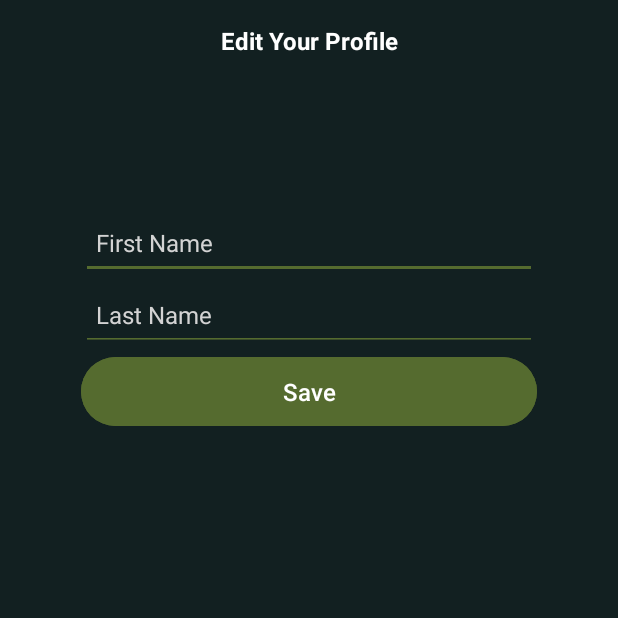
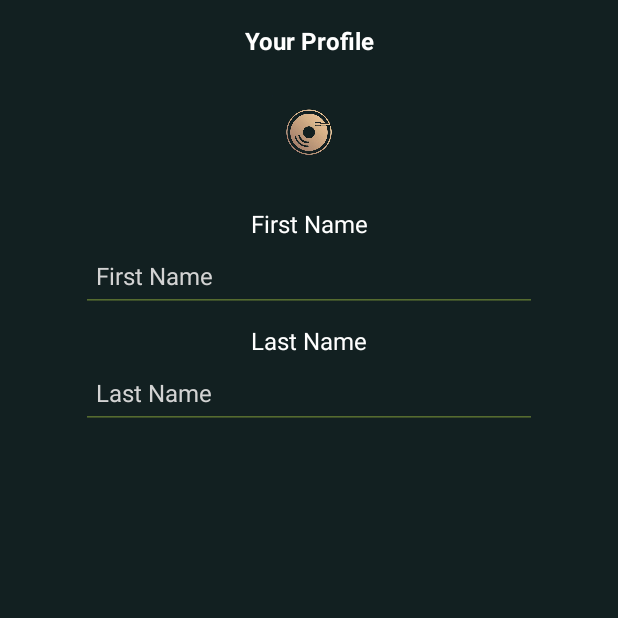
Before and after one commit to GeorgeGkintzos/UnipiPLIShopping, an Android app: the ProductListActivity screen opened directly, with no data from a screen before it, after a tap on "Profile", on a phone screen of 412 x 824 dp, the top half of it. Run offline under Robolectric (Android 15) with nearby library versions, the phone set to English and light mode, and no system bars; our stand-ins replace Firebase (no records; nobody signed in at launch, a user with empty details on screens opened directly); 2 other taps on this screen came first.

Commit message:
UnipiPLIShopping
Final

```diff
--- a/app/src/main/java/com/example/unipiplishopping/EditProfile.java
+++ b/app/src/main/java/com/example/unipiplishopping/EditProfile.java
@@ -2,9 +2,22 @@ package com.example.unipiplishopping;
 
 import android.content.SharedPreferences;
 import android.os.Bundle;
+import android.util.Log;
 import android.widget.Button;
 import android.widget.EditText;
 import android.widget.Toast;
+
+import androidx.annotation.NonNull;
+
+import com.google.firebase.database.DataSnapshot;
+import com.google.firebase.database.DatabaseError;
+import com.google.firebase.database.DatabaseReference;
+import com.google.firebase.database.FirebaseDatabase;
+import com.google.firebase.database.ValueEventListener;
+
+import java.util.HashMap;
+import java.util.Map;
+import java.util.function.Consumer;
 
 public class EditProfile extends BaseActivity {
     private EditText editFirstName, editLastName;
@@ -14,39 +27,57 @@ public class EditProfile extends BaseActivity {
         super.onCreate(savedInstanceState);
         setContentView(R.layout.activity_edit_profile);
 
+
         // Ανάκτηση των πεδίων και του κουμπιού από το layout
         editFirstName = findViewById(R.id.editFirstName);
         editLastName = findViewById(R.id.editLastName);
-        Button buttonSave = findViewById(R.id.buttonSave);
 
-        // Φόρτωση των δεδομένων του χρήστη
+        // Ανάκτηση username μέσω των ηδη υπάρχοντων SharedPreferences UserSession
         SharedPreferences sharedPreferences = getSharedPreferences("UserSession", MODE_PRIVATE);
-        String firstName = sharedPreferences.getString("first_name", "");
-        String lastName = sharedPreferences.getString("last_name", "");
+        String username = sharedPreferences.getString("username", "Nobody");
+        getUserDetailsByUsername(username, userDetails -> {
+            if (userDetails != null) {
+                editFirstName.setText(userDetails.get("firstName"));
+                editLastName.setText(userDetails.get("lastName"));
+            }
+        });
 
-        // Εμφάνιση των δεδομένων του χρήστη
-        editFirstName.setText(firstName);
-        editLastName.setText(lastName);
+
+            // Εμφάνιση των δεδομένων του χρήστη
+        //editFirstName.setText(map.get("firstName"));
+        //editLastName.setText(map.get("lastName"));
 
         // Εφαρμογή μεγέθους γραμματοσειράς
         applyFontSize();
 
-        // Αποθήκευση αλλαγών
-        buttonSave.setOnClickListener(v -> {
-            String updatedFirstName = editFirstName.getText().toString();
-            String updatedLastName = editLastName.getText().toString();
+    }
+        private void getUserDetailsByUsername(String username, Consumer<Map<String, String>> callback) {
+            DatabaseReference databaseRef = FirebaseDatabase.getInstance().getReference("users");
+            databaseRef.orderByChild("username").equalTo(username)
+                    .addListenerForSingleValueEvent(new ValueEventListener() {
+                        @Override
+                        public void onDataChange(@NonNull DataSnapshot dataSnapshot) {
+                            Map<String, String> map = new HashMap<>();
+                            if (dataSnapshot.exists()) {
+                                for (DataSnapshot userSnapshot : dataSnapshot.getChildren()) {
+                                    String firstName = userSnapshot.child("firstName").getValue(String.class);
+                                    String lastName = userSnapshot.child("lastName").getValue(String.class);
+                                    map.put("firstName", firstName);
+                                    map.put("lastName", lastName);
+                                }
+                                // Επιστροφή των δεδομένων μέσω callback
+                                callback.accept(map);
+                            } else {
+                                Toast.makeText(EditProfile.this, "User not found", Toast.LENGTH_SHORT).show();
+                            }
+                        }
 
-            if (!updatedFirstName.isEmpty() && !updatedLastName.isEmpty()) {
-                SharedPreferences.Editor editor = sharedPreferences.edit();
-                editor.putString("first_name", updatedFirstName);
-                editor.putString("last_name", updatedLastName);
-                editor.apply();
+                        @Override
+                        public void onCancelled(@NonNull DatabaseError databaseError) {
+                            Log.e("FirebaseError", "Error while fetching user data", databaseError.toException());
+                        }
+                    });
+        }
 
-                Toast.makeText(this, "Οι αλλαγές αποθηκεύτηκαν!", Toast.LENGTH_SHORT).show();
-                finish(); // Επιστροφή στην προηγούμενη οθόνη
-            } else {
-                Toast.makeText(this, "Παρακαλώ συμπληρώστε και τα δύο πεδία!", Toast.LENGTH_SHORT).show();
-            }
-        });
-    }
+
 }
--- a/app/src/main/java/com/example/unipiplishopping/ProductListActivity.java
+++ b/app/src/main/java/com/example/unipiplishopping/ProductListActivity.java
@@ -123,6 +123,9 @@ public class ProductListActivity extends BaseActivity {
         productList.add(new Product("6", getString(R.string.manos_chatzidakis_megalos_erotikos), getString(R.string.folk_classical_entekhno), getString(R.string.date_march_1972), 45.00, 1, getString(R.string.joe_records)));
         productList.add(new Product("7", getString(R.string.tania_tsanaklidou_mama_gernao), getString(R.string.folk_classical_entekhno), getString(R.string.date_october_1981), 15.00, 1, getString(R.string.joe_records)));
         productList.add(new Product("8", getString(R.string.queen_a_night_at_the_opera), getString(R.string.rock), getString(R.string.date_21_november_1975), 38.00, 1, getString(R.string.vinyl_city)));
+        productList.add(new Product("9", getString(R.string.ravel), getString(R.string.classical), getString(R.string.date_29_november_2005), 50.00, 1, getString(R.string.underground_tales_records)));
+        productList.add(new Product("10", getString(R.string.gnx), getString(R.string.hip), getString(R.string.date_22_november_2024), 39.00, 1, getString(R.string.joe_records)));
+        productList.add(new Product("11", getString(R.string.pink), getString(R.string.prog), getString(R.string.date_30_november_1979), 24.76, 1, getString(R.string.diskorama)));
 
         SharedPreferences sharedPreferences = getSharedPreferences("ProductData", MODE_PRIVATE);
         SharedPreferences.Editor editor = sharedPreferences.edit();
@@ -143,6 +146,9 @@ public class ProductListActivity extends BaseActivity {
         imageEditor.putInt("6", R.drawable.megalos);
         imageEditor.putInt("7", R.drawable.mama);
         imageEditor.putInt("8", R.drawable.queen);
+        imageEditor.putInt("9", R.drawable.ravel);
+        imageEditor.putInt("10", R.drawable.gnx);
+        imageEditor.putInt("11", R.drawable.pink);
         imageEditor.apply();
     }
 
--- a/app/src/main/java/com/example/unipiplishopping/SignupActivity.java
+++ b/app/src/main/java/com/example/unipiplishopping/SignupActivity.java
@@ -42,7 +42,6 @@ public class SignupActivity extends BaseActivity {
         // Διαχείριση πατήματος του κουμπιού "Register"
         btnRegister.setOnClickListener(v -> {
             registerUser();
-            backToHome(v);
         });
 
         // Διαχείριση πατήματος του ImageView "backImage"
@@ -81,13 +80,13 @@ public class SignupActivity extends BaseActivity {
         checkUsernameAvailability(username, isUnavailable -> {
             if (isUnavailable) {
                 Toast.makeText(this, getString(R.string.username_exists), Toast.LENGTH_SHORT).show();
+                Intent intent = new Intent(SignupActivity.this, SignupActivity.class);
+                startActivity(intent);
             } else {
                 // Επιτυχής εγγραφή
                 addUser(username, firstName, lastName, email, password);
             }
         });
-
-
     }
 
     private void addUser(String username, String firstName, String lastName, String email, String password) {
--- a/app/src/main/res/layout/activity_edit_profile.xml
+++ b/app/src/main/res/layout/activity_edit_profile.xml
@@ -26,56 +26,78 @@
         android:id="@+id/logoImage"
         android:layout_width="100dp"
         android:layout_height="100dp"
-        android:src="@drawable/vinyl_logo"
+        android:src="@drawable/vinyl"
         android:contentDescription="@string/app_name"
         app:layout_constraintTop_toBottomOf="@id/textTitle"
         app:layout_constraintStart_toStartOf="parent"
         app:layout_constraintEnd_toEndOf="parent"
         android:layout_marginBottom="20dp" />
 
+    <!-- Τίτλος Ονόματος -->
+    <TextView
+        android:id="@+id/textFirstNameTitle"
+        android:layout_width="wrap_content"
+        android:layout_height="wrap_content"
+        android:text="@string/first_name"
+        android:textSize="16sp"
+        android:textColor="#FFFFFF"
+        app:layout_constraintTop_toBottomOf="@+id/logoImage"
+        app:layout_constraintStart_toStartOf="parent"
+        app:layout_constraintEnd_toEndOf="parent"
+        android:layout_marginBottom="4dp"/>
+
     <!-- Επεξεργασία Ονόματος -->
     <EditText
         android:id="@+id/editFirstName"
         android:layout_width="0dp"
         android:layout_height="wrap_content"
+        android:autofillHints=""
         android:hint="@string/first_name"
         android:backgroundTint="#556B2F"
-        android:textColor="#FFFFFF"
+        android:inputType=""
+        android:textColor="#808080"
         android:textColorHint="#D3D3D3"
         android:padding="10dp"
         android:minHeight="48dp"
-        app:layout_constraintTop_toBottomOf="@+id/logoImage"
+        app:layout_constraintTop_toBottomOf="@id/textFirstNameTitle"
         app:layout_constraintStart_toStartOf="parent"
         app:layout_constraintEnd_toEndOf="parent"
-        app:layout_constraintWidth_percent="0.8" />
+        app:layout_constraintWidth_percent="0.8"
+        android:clickable="false"
+        android:enabled="false"/>
+
+    <!-- Τίτλος Επωνύμου -->
+    <TextView
+        android:id="@+id/textLastNameTitle"
+        android:layout_width="wrap_content"
+        android:layout_height="wrap_content"
+        android:text="@string/last_name"
+        android:textSize="16sp"
+        android:textColor="#FFFFFF"
+        app:layout_constraintTop_toBottomOf="@+id/editFirstName"
+        app:layout_constraintStart_toStartOf="parent"
+        app:layout_constraintEnd_toEndOf="parent"
+        android:layout_marginTop="8dp"
+        android:layout_marginBottom="4dp"/>
 
     <!-- Επεξεργασία Επωνύμου -->
     <EditText
         android:id="@+id/editLastName"
         android:layout_width="0dp"
         android:layout_height="wrap_content"
+        android:autofillHints=""
         android:hint="@string/last_name"
         android:backgroundTint="#556B2F"
-        android:textColor="#FFFFFF"
+        android:inputType=""
+        android:textColor="#808080"
         android:textColorHint="#D3D3D3"
         android:padding="10dp"
         android:minHeight="48dp"
-        app:layout_constraintTop_toBottomOf="@+id/editFirstName"
+        app:layout_constraintTop_toBottomOf="@id/textLastNameTitle"
         app:layout_constraintStart_toStartOf="parent"
         app:layout_constraintEnd_toEndOf="parent"
-        app:layout_constraintWidth_percent="0.8" />
+        app:layout_constraintWidth_percent="0.8"
+        android:clickable="false"
+        android:enabled="false"/>
 
-    <!-- Κουμπί Αποθήκευσης -->
-    <Button
-        android:id="@+id/buttonSave"
-        android:layout_width="0dp"
-        android:layout_height="wrap_content"
-        android:text="@string/save"
-        android:backgroundTint="#556B2F"
-        android:textColor="#FFFFFF"
-        android:paddingVertical="12dp"
-        app:layout_constraintTop_toBottomOf="@+id/editLastName"
-        app:layout_constraintStart_toStartOf="parent"
-        app:layout_constraintEnd_toEndOf="parent"
-        app:layout_constraintWidth_percent="0.8" />
 </androidx.constraintlayout.widget.ConstraintLayout>
--- a/app/src/main/res/values/strings.xml
+++ b/app/src/main/res/values/strings.xml
@@ -43,12 +43,19 @@
     <string name="manos_chatzidakis_megalos_erotikos">Μάνος Χατζιδάκις\nΟ Μεγάλος Ερωτικός</string>
     <string name="tania_tsanaklidou_mama_gernao">Τάνια Τσανακλίδου\nΜαμά Γερνάω</string>
     <string name="queen_a_night_at_the_opera">Queen\nA Night at the Opera</string>
+    <string name="ravel">Maurice Ravel\nRavel: Miroirs, Jeux D\'Eau, Pavane Pour Une Infante Défunte</string>
+    <string name="gnx">Kendrick Lamar GNX</string>
+    <string name="pink">Pink Floyd The Wall</string>
 
     <string name="dark_pop">Dark Pop</string>
     <string name="rock">Rock</string>
     <string name="alternative_indie">Alternative Indie</string>
     <string name="hip_hop_rap">Hip-Hop, Rap</string>
     <string name="folk_classical_entekhno">Folk, Classical, Entekhno</string>
+    <string name="classical">Classical</string>
+    <string name="hip">Hip Hop, Funk / Soul</string>
+    <string name="prog">Rock, Progressive rock</string>
+
     <string name="date_7_march_2025">7 March 2025</string>
     <string name="date_26_september_1969">26 September 1969</string>
     <string name="date_8_may_1970">8 May 1970</string>
@@ -57,6 +64,9 @@
     <string name="date_march_1972">March 1972</string>
     <string name="date_october_1981">October 1981</string>
     <string name="date_21_november_1975">21 November 1975</string>
+    <string name="date_29_november_2005">29 November 2005</string>
+    <string name="date_22_november_2024">22 November 2024</string>
+    <string name="date_30_november_1979">30 November 1979</string>
 
     <string name="velona_records">Velona Records</string>
     <string name="diskorama">DISKORAMA</string>
@@ -99,7 +109,7 @@
 
     <string name="location_permission_required">Location permission is required!</string>
 
-    <string name="edit_your_profile">Edit Your Profile</string>
+    <string name="edit_your_profile">Your Profile</string>
     <string name="login_title">Login</string>
 
     <string name="create_account">Create Account</string>
```
Also changed, not shown: app/src/main/res/drawable/pink.jpg (added), app/src/main/res/drawable/ravel.jpg (added), gradle/wrapper/gradle-wrapper.properties, 3 other files.
